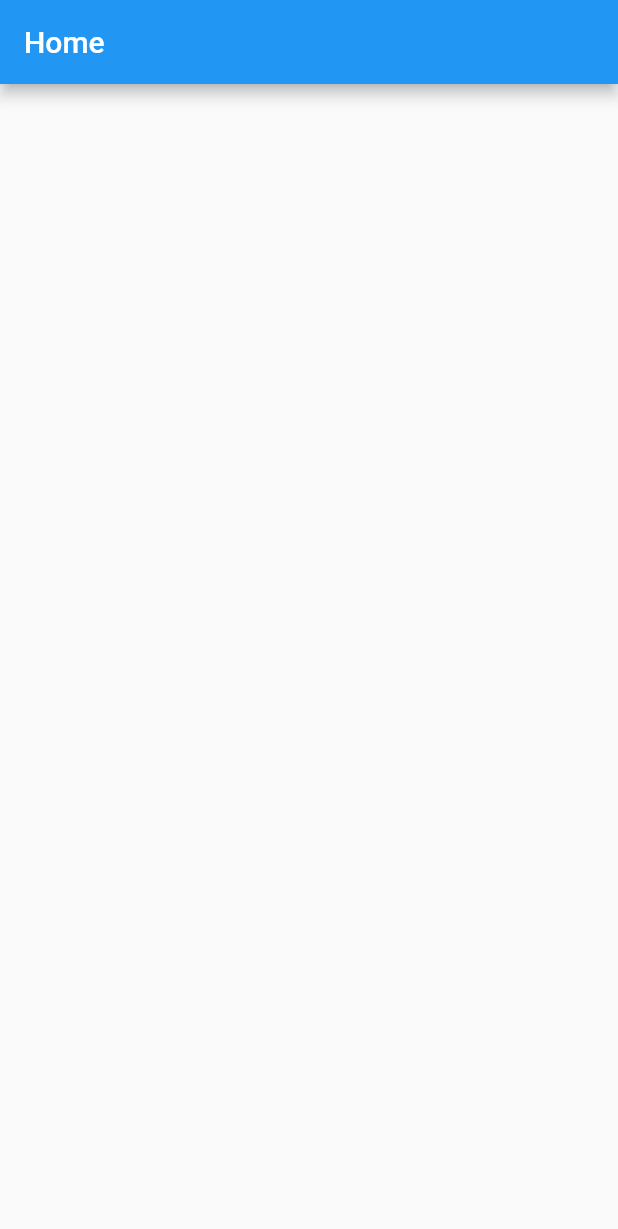
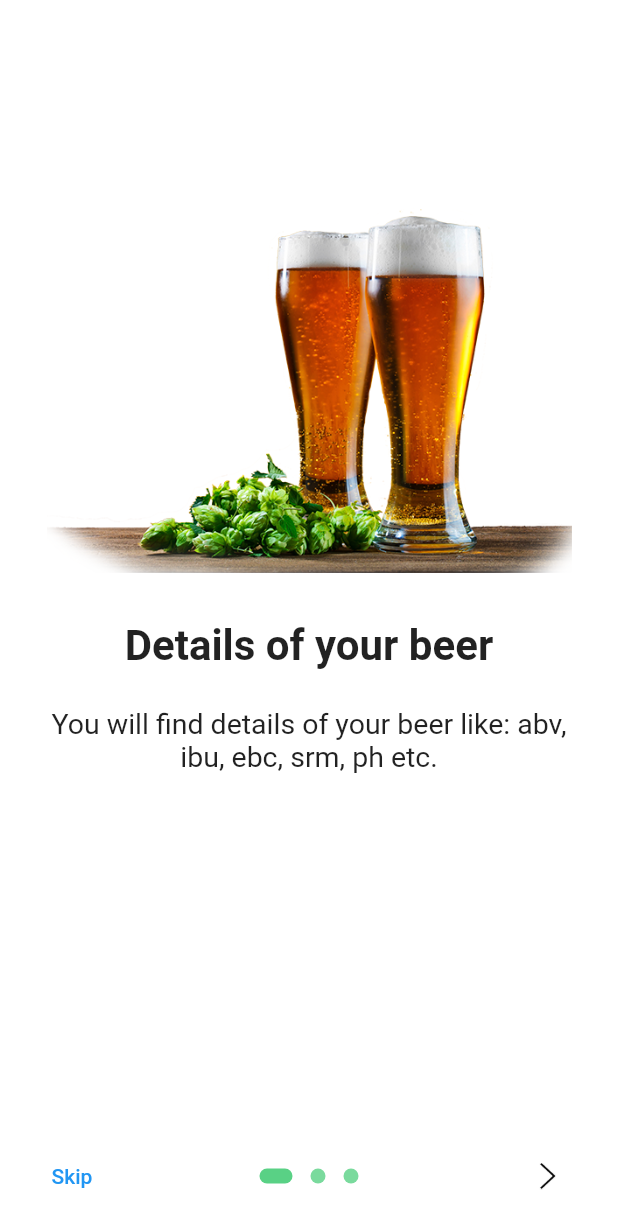
Before and after one commit to renankanu/app_nice_beer, a Flutter app: the screen it shows after launch, on a phone screen of 412 x 824 dp. Shown: the top 1229 px of the screen. Run offline on Flutter 3.47's test engine with Material 2 defaults, Android fonts, the phone set to English and light mode, and no system bars; drawn by our look-alikes of introduction_screen; our stand-ins replace flutter_modular, mobx; generated files the repository leaves out were written again.

Commit message:
Feature - add image and text in intro screen

```diff
--- a/lib/app/app_module.dart
+++ b/lib/app/app_module.dart
@@ -1,3 +1,5 @@
+import 'package:app_nice_beer/app/modules/intro/intro_page.dart';
+
 import 'app_controller.dart';
 import 'package:flutter_modular/flutter_modular.dart';
 import 'package:flutter/material.dart';
@@ -12,7 +14,8 @@ class AppModule extends MainModule {
 
   @override
   List<ModularRouter> get routers => [
-        ModularRouter(Modular.initialRoute, module: HomeModule()),
+        ModularRouter('/', child: (_, __) => IntroScreen()),
+        ModularRouter('/home', module: HomeModule()),
       ];
 
   @override
--- /dev/null
+++ b/lib/app/modules/intro/intro_page.dart
@@ -0,0 +1,81 @@
+import 'package:app_nice_beer/app/utils/custom_colors.dart';
+import 'package:flutter/material.dart';
+import 'package:introduction_screen/introduction_screen.dart';
+
+class IntroScreen extends StatefulWidget {
+  @override
+  _IntroScreenState createState() => _IntroScreenState();
+}
+
+class _IntroScreenState extends State<IntroScreen> {
+  final introKey = GlobalKey<IntroductionScreenState>();
+
+  void _onIntroEnd(context) {
+    Navigator.pushReplacementNamed(context, '/home');
+  }
+
+  Widget _buildImage(String assetName) {
+    return Align(
+      child: Image.asset('assets/images/$assetName.png', width: 350.0),
+      alignment: Alignment.bottomCenter,
+    );
+  }
+
+  @override
+  Widget build(BuildContext context) {
+    const bodyStyle = TextStyle(fontSize: 19.0);
+    const pageDecoration = const PageDecoration(
+      titleTextStyle: TextStyle(fontSize: 28.0, fontWeight: FontWeight.w700),
+      bodyTextStyle: bodyStyle,
+      descriptionPadding: EdgeInsets.fromLTRB(16.0, 0.0, 16.0, 16.0),
+      pageColor: Colors.white,
+      imagePadding: EdgeInsets.zero,
+    );
+    return IntroductionScreen(
+      key: introKey,
+      pages: [
+        PageViewModel(
+          title: "Details of your beer",
+          body:
+              "You will find details of your beer like: abv, ibu, ebc, srm, ph etc.",
+          image: _buildImage('intro_one'),
+          decoration: pageDecoration,
+        ),
+        PageViewModel(
+          title: "Combination with food",
+          body:
+              "You will know the suggestion of food to taste with your favorite beer.",
+          image: _buildImage('intro_two'),
+          decoration: pageDecoration,
+        ),
+        PageViewModel(
+          title: "Used ingredients",
+          body:
+              "You will know what ingredients are used in beer and how it is prepared.",
+          image: _buildImage('intro_three'),
+          decoration: pageDecoration,
+        ),
+      ],
+      onDone: () => _onIntroEnd(context),
+      //onSkip: () => _onIntroEnd(context), // You can override onSkip callback
+      showSkipButton: true,
+      skipFlex: 0,
+      nextFlex: 0,
+      skip: const Text('Skip'),
+      next: Image.asset(
+        'assets/icons/arrowRight.png',
+        height: 18,
+      ),
+      done: const Text('Done', style: TextStyle(fontWeight: FontWeight.w600)),
+      dotsDecorator: const DotsDecorator(
+        size: Size(10.0, 10.0),
+        color: CustomColors.emerald80,
+        activeColor: CustomColors.emerald,
+        activeSize: Size(22.0, 10.0),
+        activeShape: RoundedRectangleBorder(
+          borderRadius: BorderRadius.all(Radius.circular(25.0)),
+        ),
+      ),
+    );
+  }
+}
--- /dev/null
+++ b/lib/app/utils/custom_colors.dart
@@ -0,0 +1,9 @@
+import 'package:flutter/material.dart';
+
+class CustomColors {
+  static const Color white = Color(0xFFFFFFFF);
+  static const Color black = Color(0xFF000000);
+  static const Color texasRose = Color(0xFFFFAD57);
+  static const Color emerald = Color(0xFF59D185);
+  static const Color emerald80 = Color(0xCC59D185);
+}
```
Also changed, not shown: pubspec.yaml (+11 -13 lines), assets/icons/arrowRight.png (added), assets/images/intro_one.png (added), assets/images/intro_three.png (added), assets/images/intro_two.png (added), pubspec.lock.
